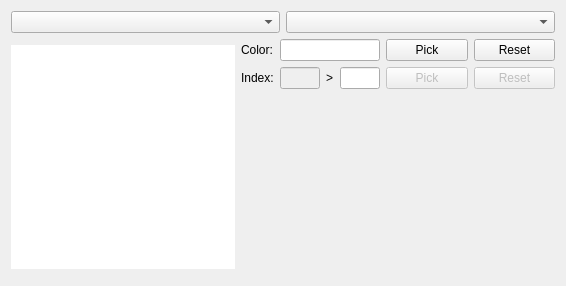
Before: the Qt Designer form source/palettewidget.ui in diasurgical/d1-graphics-tool, drawn with Qt 5.
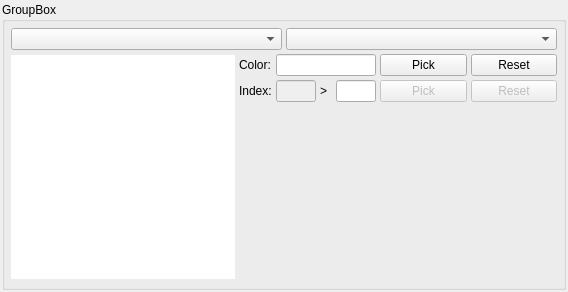
After: the same form once the commit is applied.

Commit message: Add group box to PaletteWidget

What changed in the file:
```diff
--- a/source/palettewidget.ui
+++ b/source/palettewidget.ui
@@ -6,12 +6,12 @@
    <rect>
     <x>0</x>
     <y>0</y>
-    <width>566</width>
-    <height>286</height>
+    <width>568</width>
+    <height>292</height>
    </rect>
   </property>
   <property name="sizePolicy">
-   <sizepolicy hsizetype="Minimum" vsizetype="Preferred">
+   <sizepolicy hsizetype="Preferred" vsizetype="Preferred">
     <horstretch>0</horstretch>
     <verstretch>0</verstretch>
    </sizepolicy>
@@ -20,8 +20,50 @@
    <string>Form</string>
   </property>
   <layout class="QVBoxLayout" name="verticalLayout">
+   <property name="spacing">
+    <number>0</number>
+   </property>
+   <property name="leftMargin">
+    <number>2</number>
+   </property>
+   <property name="topMargin">
+    <number>2</number>
+   </property>
+   <property name="rightMargin">
+    <number>2</number>
+   </property>
+   <property name="bottomMargin">
+    <number>2</number>
+   </property>
    <item>
-    <layout class="QHBoxLayout" name="horizontalLayout">
+    <widget class="QGroupBox" name="groupBox">
+     <property name="sizePolicy">
+      <sizepolicy hsizetype="Preferred" vsizetype="Preferred">
+       <horstretch>0</horstretch>
+       <verstretch>0</verstretch>
+      </sizepolicy>
+     </property>
+     <property name="title">
+      <string>GroupBox</string>
+     </property>
+     <layout class="QVBoxLayout" name="verticalLayout_3">
+      <property name="spacing">
+       <number>4</number>
+      </property>
+      <property name="leftMargin">
+       <number>6</number>
+      </property>
+      <property name="topMargin">
+       <number>6</number>
+      </property>
+      <property name="rightMargin">
+       <number>6</number>
+      </property>
+      <property name="bottomMargin">
+       <number>6</number>
+      </property>
+      <item>
+       <layout class="QHBoxLayout" name="horizontalLayout_5">
      <item>
       <widget class="QComboBox" name="pathComboBox"/>
      </item>
@@ -31,9 +73,7 @@
     </layout>
    </item>
    <item>
-    <layout class="QHBoxLayout" name="horizontalLayout_2">
-     <item>
-      <layout class="QHBoxLayout" name="horizontalLayout_3">
+       <layout class="QHBoxLayout" name="horizontalLayout_4">
        <item>
         <widget class="QGraphicsView" name="graphicsView">
          <property name="sizePolicy">
@@ -234,6 +274,7 @@
       </layout>
      </item>
     </layout>
+    </widget>
    </item>
   </layout>
  </widget>
```
Lines whose indentation alone changed are shown as unchanged. The commit also changes 4 other files.
